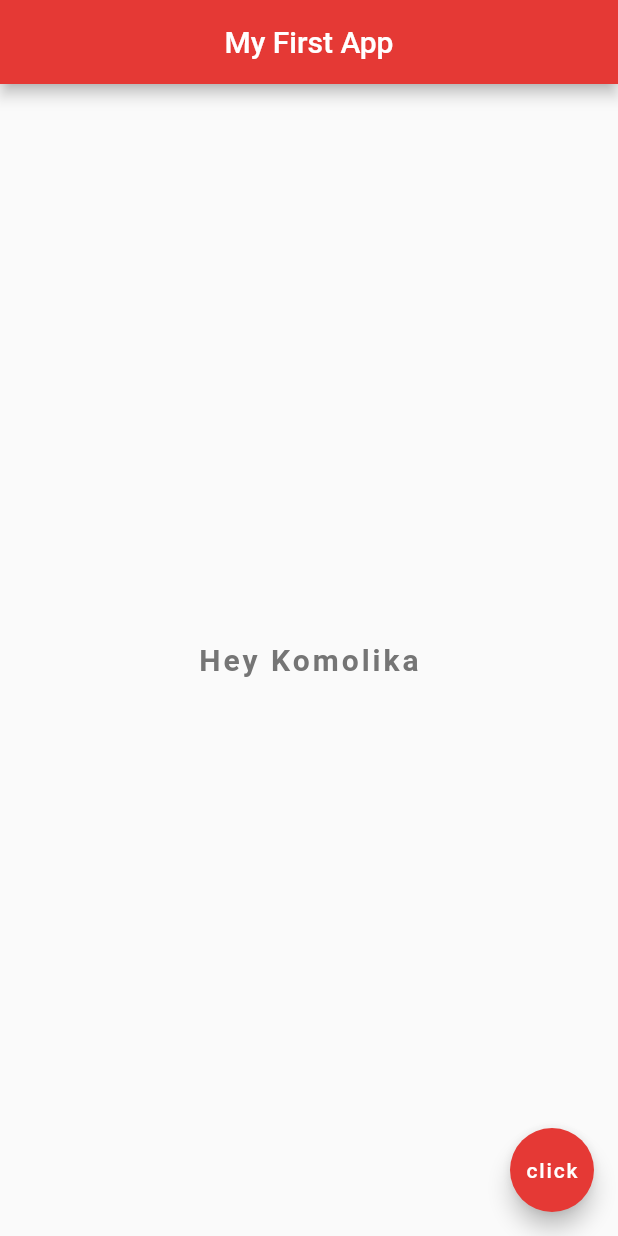
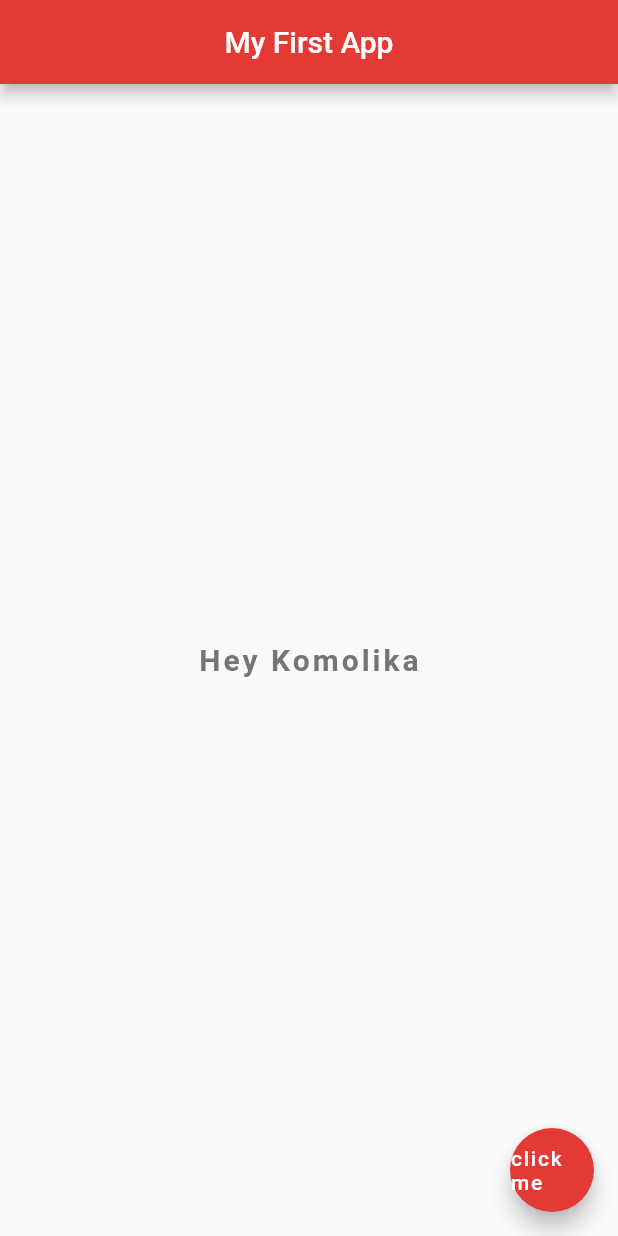
Before and after one commit to bhatiakomal/Flutter, a Flutter app: the screen it shows after launch, on a phone screen of 412 x 824 dp. Run offline on Flutter 3.47's test engine with Material 2 defaults, Android fonts, the phone set to English and light mode, and no system bars; Roboto replaces fonts that are missing (IndieFlower).

Commit message:
Scaffold:Stateless widget

```diff
--- a/demo/lib/main.dart
+++ b/demo/lib/main.dart
@@ -1,7 +1,14 @@
 import 'package:flutter/material.dart';
 
 void main() => runApp(MaterialApp(
-  home: Scaffold(
+  home: Home()
+));
+
+
+class Home extends StatelessWidget {
+  @override
+  Widget build(BuildContext context) {
+    return Scaffold(
     appBar: AppBar(
       title: Text('My First App'),
       centerTitle: true ,
@@ -22,7 +29,8 @@ void main() => runApp(MaterialApp(
    floatingActionButton: FloatingActionButton(
      onPressed: () {},
      backgroundColor: Colors.red[600],
-     child: Text('click')
+     child: Text('click me ')
      ),
-    ),
-));
+    );
+  }
+}
```
